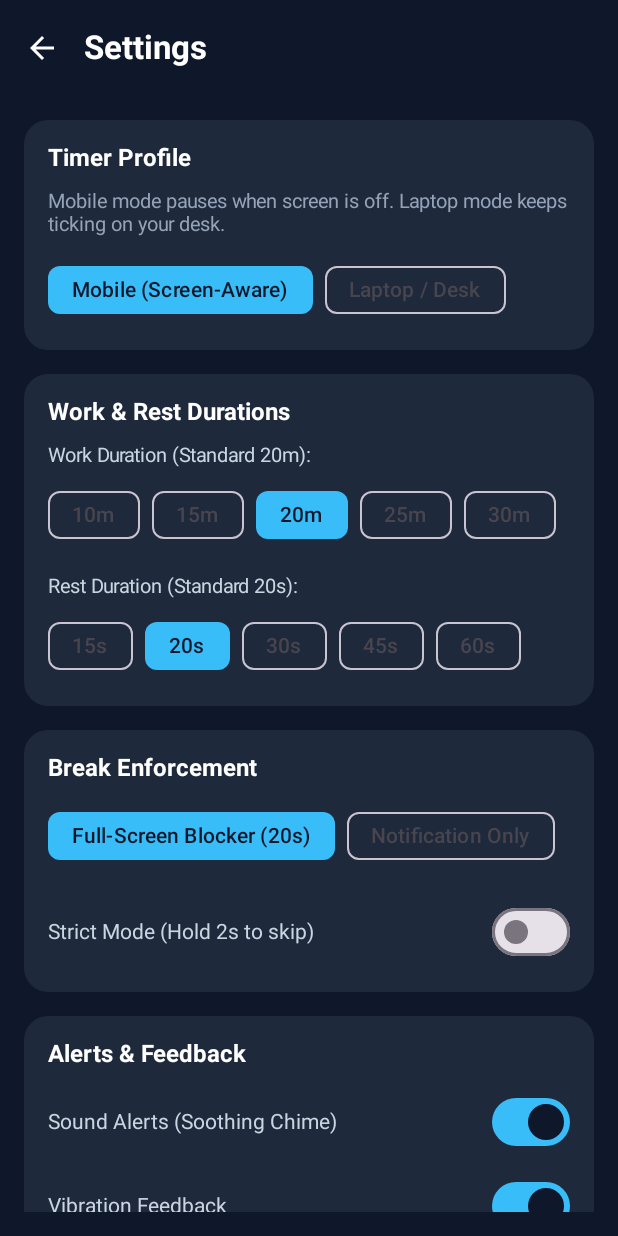
After one commit to xRahul/vision202020, an Android app built with Jetpack Compose: the composable SettingsScreen shown on its own in the app's theme, on a phone screen of 412 x 824 dp. The commit adds this screen. Run offline under Robolectric (Android 15) with nearby library versions, the phone set to English and light mode, and no system bars.

Commit message:
feat(ui): complete main dashboard, settings screen, and permission onboarding

```diff
--- /dev/null
+++ b/app/src/main/java/com/vision202020/app/ui/settings/SettingsScreen.kt
@@ -0,0 +1,235 @@
+package com.vision202020.app.ui.settings
+
+import androidx.compose.foundation.background
+import androidx.compose.foundation.layout.Arrangement
+import androidx.compose.foundation.layout.Column
+import androidx.compose.foundation.layout.Row
+import androidx.compose.foundation.layout.Spacer
+import androidx.compose.foundation.layout.fillMaxSize
+import androidx.compose.foundation.layout.fillMaxWidth
+import androidx.compose.foundation.layout.height
+import androidx.compose.foundation.layout.padding
+import androidx.compose.foundation.rememberScrollState
+import androidx.compose.foundation.shape.RoundedCornerShape
+import androidx.compose.foundation.verticalScroll
+import androidx.compose.material.icons.Icons
+import androidx.compose.material.icons.automirrored.filled.ArrowBack
+import androidx.compose.material3.Card
+import androidx.compose.material3.CardDefaults
+import androidx.compose.material3.ExperimentalMaterial3Api
+import androidx.compose.material3.FilterChip
+import androidx.compose.material3.FilterChipDefaults
+import androidx.compose.material3.Icon
+import androidx.compose.material3.IconButton
+import androidx.compose.material3.Scaffold
+import androidx.compose.material3.Switch
+import androidx.compose.material3.SwitchDefaults
+import androidx.compose.material3.Text
+import androidx.compose.material3.TopAppBar
+import androidx.compose.material3.TopAppBarDefaults
+import androidx.compose.runtime.Composable
+import androidx.compose.ui.Alignment
+import androidx.compose.ui.Modifier
+import androidx.compose.ui.graphics.Color
+import androidx.compose.ui.text.font.FontWeight
+import androidx.compose.ui.unit.dp
+import androidx.compose.ui.unit.sp
+import com.vision202020.app.data.EnforcementMode
+import com.vision202020.app.data.TimerProfile
+import com.vision202020.app.data.UserPreferences
+
+@OptIn(ExperimentalMaterial3Api::class)
+@Composable
+fun SettingsScreen(
+    preferences: UserPreferences,
+    onWorkDurationChanged: (Int) -> Unit,
+    onRestDurationChanged: (Int) -> Unit,
+    onNaturalBreakChanged: (Int) -> Unit,
+    onTimerProfileChanged: (TimerProfile) -> Unit,
+    onEnforcementModeChanged: (EnforcementMode) -> Unit,
+    onStrictModeChanged: (Boolean) -> Unit,
+    onSoundChanged: (Boolean) -> Unit,
+    onVibrationChanged: (Boolean) -> Unit,
+    onBack: () -> Unit,
+    modifier: Modifier = Modifier
+) {
+    Scaffold(
+        topBar = {
+            TopAppBar(
+                title = { Text(text = "Settings", color = Color.White, fontWeight = FontWeight.Bold) },
+                navigationIcon = {
+                    IconButton(onClick = onBack) {
+                        Icon(imageVector = Icons.AutoMirrored.Filled.ArrowBack, contentDescription = "Back", tint = Color.White)
+                    }
+                },
+                colors = TopAppBarDefaults.topAppBarColors(containerColor = Color(0xFF0F172A))
+            )
+        },
+        containerColor = Color(0xFF0F172A),
+        modifier = modifier.fillMaxSize()
+    ) { innerPadding ->
+        Column(
+            modifier = Modifier
+                .fillMaxSize()
+                .padding(innerPadding)
+                .padding(16.dp)
+                .verticalScroll(rememberScrollState()),
+            verticalArrangement = Arrangement.spacedBy(16.dp)
+        ) {
+            // Section 1: Timer Profile
+            SettingsCard(title = "Timer Profile") {
+                Text(
+                    text = "Mobile mode pauses when screen is off. Laptop mode keeps ticking on your desk.",
+                    fontSize = 13.sp,
+                    color = Color(0xFF94A3B8)
+                )
+                Spacer(modifier = Modifier.height(12.dp))
+                Row(horizontalArrangement = Arrangement.spacedBy(8.dp)) {
+                    FilterChip(
+                        selected = preferences.timerProfile == TimerProfile.MOBILE_SCREEN_AWARE,
+                        onClick = { onTimerProfileChanged(TimerProfile.MOBILE_SCREEN_AWARE) },
+                        label = { Text("Mobile (Screen-Aware)") },
+                        colors = FilterChipDefaults.filterChipColors(
+                            selectedContainerColor = Color(0xFF38BDF8),
+                            selectedLabelColor = Color(0xFF0F172A)
+                        )
+                    )
+                    FilterChip(
+                        selected = preferences.timerProfile == TimerProfile.LAPTOP_DESK,
+                        onClick = { onTimerProfileChanged(TimerProfile.LAPTOP_DESK) },
+                        label = { Text("Laptop / Desk") },
+                        colors = FilterChipDefaults.filterChipColors(
+                            selectedContainerColor = Color(0xFF38BDF8),
+                            selectedLabelColor = Color(0xFF0F172A)
+                        )
+                    )
+                }
+            }
+
+            // Section 2: Intervals
+            SettingsCard(title = "Work & Rest Durations") {
+                Text("Work Duration (Standard 20m):", fontSize = 13.sp, color = Color(0xFFCBD5E1))
+                Spacer(modifier = Modifier.height(8.dp))
+                Row(horizontalArrangement = Arrangement.spacedBy(8.dp)) {
+                    listOf(10, 15, 20, 25, 30).forEach { mins ->
+                        FilterChip(
+                            selected = preferences.workDurationMinutes == mins,
+                            onClick = { onWorkDurationChanged(mins) },
+                            label = { Text("${mins}m") },
+                            colors = FilterChipDefaults.filterChipColors(
+                                selectedContainerColor = Color(0xFF38BDF8),
+                                selectedLabelColor = Color(0xFF0F172A)
+                            )
+                        )
+                    }
+                }
+
+                Spacer(modifier = Modifier.height(16.dp))
+
+                Text("Rest Duration (Standard 20s):", fontSize = 13.sp, color = Color(0xFFCBD5E1))
+                Spacer(modifier = Modifier.height(8.dp))
+                Row(horizontalArrangement = Arrangement.spacedBy(8.dp)) {
+                    listOf(15, 20, 30, 45, 60).forEach { secs ->
+                        FilterChip(
+                            selected = preferences.restDurationSeconds == secs,
+                            onClick = { onRestDurationChanged(secs) },
+                            label = { Text("${secs}s") },
+                            colors = FilterChipDefaults.filterChipColors(
+                                selectedContainerColor = Color(0xFF38BDF8),
+                                selectedLabelColor = Color(0xFF0F172A)
+                            )
+                        )
+                    }
+                }
+            }
+
+            // Section 3: Enforcement Mode
+            SettingsCard(title = "Break Enforcement") {
+                Row(horizontalArrangement = Arrangement.spacedBy(8.dp)) {
+                    FilterChip(
+                        selected = preferences.enforcementMode == EnforcementMode.BLOCKER_OVERLAY,
+                        onClick = { onEnforcementModeChanged(EnforcementMode.BLOCKER_OVERLAY) },
+                        label = { Text("Full-Screen Blocker (20s)") },
+                        colors = FilterChipDefaults.filterChipColors(
+                            selectedContainerColor = Color(0xFF38BDF8),
+                            selectedLabelColor = Color(0xFF0F172A)
+                        )
+                    )
+                    FilterChip(
+                        selected = preferences.enforcementMode == EnforcementMode.NOTIFICATION_ONLY,
+                        onClick = { onEnforcementModeChanged(EnforcementMode.NOTIFICATION_ONLY) },
+                        label = { Text("Notification Only") },
+                        colors = FilterChipDefaults.filterChipColors(
+                            selectedContainerColor = Color(0xFF38BDF8),
+                            selectedLabelColor = Color(0xFF0F172A)
+                        )
+                    )
+                }
+
+                Spacer(modifier = Modifier.height(16.dp))
+
+                ToggleRow(
+                    label = "Strict Mode (Hold 2s to skip)",
+                    checked = preferences.strictMode,
+                    onCheckedChange = onStrictModeChanged
+                )
+            }
+
+            // Section 4: Sound & Haptics
+            SettingsCard(title = "Alerts & Feedback") {
+                ToggleRow(
+                    label = "Sound Alerts (Soothing Chime)",
+                    checked = preferences.soundEnabled,
+                    onCheckedChange = onSoundChanged
+                )
+                Spacer(modifier = Modifier.height(8.dp))
+                ToggleRow(
+                    label = "Vibration Feedback",
+                    checked = preferences.vibrationEnabled,
+                    onCheckedChange = onVibrationChanged
+                )
+            }
+        }
+    }
+}
+
+@Composable
+private fun SettingsCard(
+    title: String,
+    content: @Composable () -> Unit
+) {
+    Card(
+        shape = RoundedCornerShape(16.dp),
+        colors = CardDefaults.cardColors(containerColor = Color(0xFF1E293B)),
+        modifier = Modifier.fillMaxWidth()
+    ) {
+        Column(modifier = Modifier.padding(16.dp)) {
+            Text(text = title, fontSize = 16.sp, fontWeight = FontWeight.Bold, color = Color.White)
+            Spacer(modifier = Modifier.height(12.dp))
+            content()
+        }
+    }
+}
+
+@Composable
+private fun ToggleRow(
+    label: String,
+    checked: Boolean,
+    onCheckedChange: (Boolean) -> Unit
+) {
+    Row(
+        modifier = Modifier.fillMaxWidth(),
+        horizontalArrangement = Arrangement.SpaceBetween,
+        verticalAlignment = Alignment.CenterVertically
+    ) {
+        Text(text = label, fontSize = 14.sp, color = Color(0xFFCBD5E1))
+        Switch(
+            checked = checked,
+            onCheckedChange = onCheckedChange,
+            colors = SwitchDefaults.colors(
+                checkedThumbColor = Color(0xFF0F172A),
+                checkedTrackColor = Color(0xFF38BDF8)
+            )
+        )
+    }
+}
```
Also changed, not shown: app/src/main/java/com/vision202020/app/ui/components/PermissionGateCard.kt (added, +97 -0 lines), app/src/main/java/com/vision202020/app/ui/main/MainActivity.kt (+86 -2 lines), app/src/main/java/com/vision202020/app/ui/main/MainScreen.kt (added, +253 -0 lines), app/src/main/java/com/vision202020/app/ui/main/MainViewModel.kt (added, +76 -0 lines), 1 other file.
